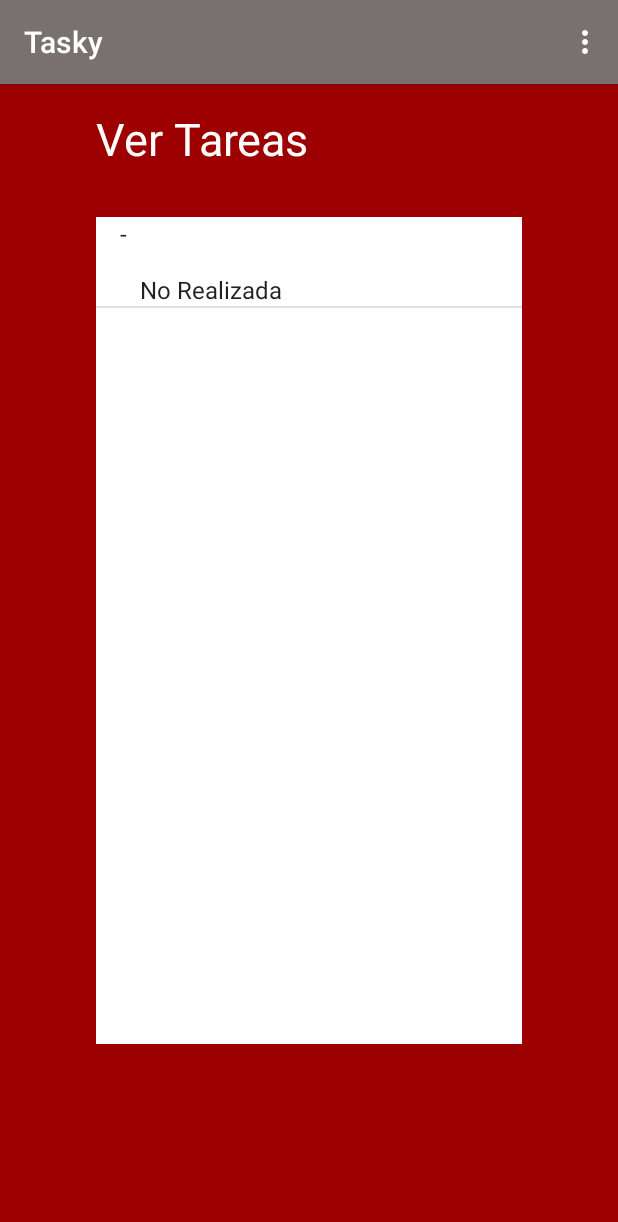
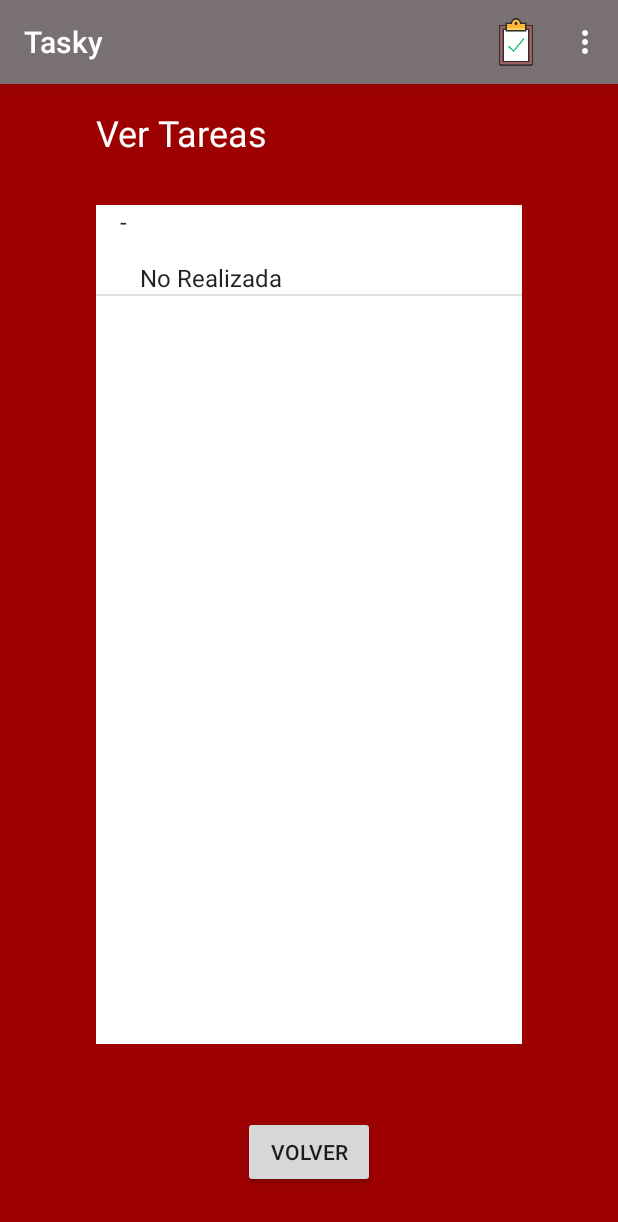
Before and after one commit to SalvaCM/Tasky, an Android app: the MenuActivity screen opened directly, with no data from a screen before it, after a tap on "VER", on a phone screen of 412 x 824 dp. Shown: the top 1222 px of the screen. Run offline under Robolectric (Android 15) with nearby library versions, the phone set to English and light mode, and no system bars.

```diff
--- a/app/src/main/java/com/example/tasky/MenuActivity.java
+++ b/app/src/main/java/com/example/tasky/MenuActivity.java
@@ -127,9 +127,6 @@ public class MenuActivity extends AppCompatActivity {
         SharedPreferences prefe=getSharedPreferences("user",
                 Context.MODE_PRIVATE);
         String passUserBD=prefe.getString("UserPass","");
-        //Log.println(Log.INFO,"Info", "passVieja"+vieja);
-        // Log.println(Log.INFO,"Info", "passNueva"+nueva);
-        // Log.println(Log.INFO,"Info", "passUser"+passUserBD);
         if (vieja.equals(passUserBD))
         {
             SharedPreferences.Editor editor=prefe.edit();
--- a/app/src/main/java/com/example/tasky/VertareasActivity.java
+++ b/app/src/main/java/com/example/tasky/VertareasActivity.java
@@ -79,7 +79,11 @@ public class VertareasActivity extends AppCompatActivity {
          finish();
     }
 
-
+    public void aMenuTareas(View v) {
+        Intent intent = new Intent( this, MenuActivity.class );
+        startActivity(intent);
+        finish();
+    }
 
 
 
--- a/app/src/main/res/layout/activity_vertarea.xml
+++ b/app/src/main/res/layout/activity_vertarea.xml
@@ -38,7 +38,19 @@
         android:layout_marginTop="16dp"
         android:text="@string/ver_tareas"
         android:textColor="@android:color/background_light"
-        android:textSize="30sp"
+        android:textSize="24sp"
         app:layout_constraintStart_toStartOf="parent"
         app:layout_constraintTop_toTopOf="parent" />
+
+    <Button
+        android:id="@+id/button5"
+        android:layout_width="wrap_content"
+        android:layout_height="wrap_content"
+        android:layout_marginStart="162dp"
+        android:layout_marginLeft="162dp"
+        android:layout_marginBottom="32dp"
+        android:onClick="aMenuTareas"
+        android:text="@string/volver"
+        app:layout_constraintBottom_toBottomOf="parent"
+        app:layout_constraintStart_toStartOf="parent" />
 </androidx.constraintlayout.widget.ConstraintLayout>
--- a/app/src/main/res/menu/menuopciones.xml
+++ b/app/src/main/res/menu/menuopciones.xml
@@ -1,17 +1,27 @@
 <?xml version="1.0" encoding="utf-8"?>
-<menu xmlns:app="http://schemas.android.com/apk/res-auto"
-    xmlns:android="http://schemas.android.com/apk/res/android">
-
+<menu xmlns:android="http://schemas.android.com/apk/res/android"
+    xmlns:app="http://schemas.android.com/apk/res-auto"
+    xmlns:tools="http://schemas.android.com/tools"
+    tools:context=".Main" >
+    <item android:id="@+id/aBaricon"
+        android:icon="@drawable/ticonbig"
+        android:title="@string/app_name"
+        android:orderInCategory="1"
+        app:showAsAction="ifRoom" />
     <item
         android:id="@+id/nuevaTarea"
-        android:icon="@android:drawable/ic_input_add"
-        android:title="@string/nuevaTarea" />
+        android:icon="@mipmap/ic_launcher_foreground"
+        android:title="@string/nuevaTarea"
+        app:showAsAction="never"/>
     <item
         android:id="@+id/cambiarPass"
         android:icon="@drawable/personicon"
-        android:title="@string/canbiarPass" />
+        android:title="@string/canbiarPass"
+        app:showAsAction="never"/>
     <item
         android:id="@+id/acercaDe"
         android:icon="@android:drawable/ic_dialog_info"
-        android:title="@string/acercaDe" />
+        android:background="@color/colorPrimaryDark"
+        android:title="@string/acercaDe"
+        app:showAsAction="never"/>
 </menu>
```
Also changed, not shown: app/src/main/java/com/example/tasky/CreartareaActivity.java (+11 -29 lines), app/src/main/java/com/example/tasky/DescriptareaActivity.java (+36 -9 lines), app/src/main/res/layout/activity_acercade.xml (+6 -3 lines), app/src/main/res/layout/activity_creartarea.xml (+14 -1 lines), app/src/main/res/layout/activity_descriptarea.xml (+13 -1 lines), app/src/main/res/layout/activity_splash.xml (+49 -32 lines), app/src/main/res/menu/menuopciones2.xml (added, +18 -0 lines), app/src/main/res/values/strings.xml (+2 -7 lines), 2 other files.
